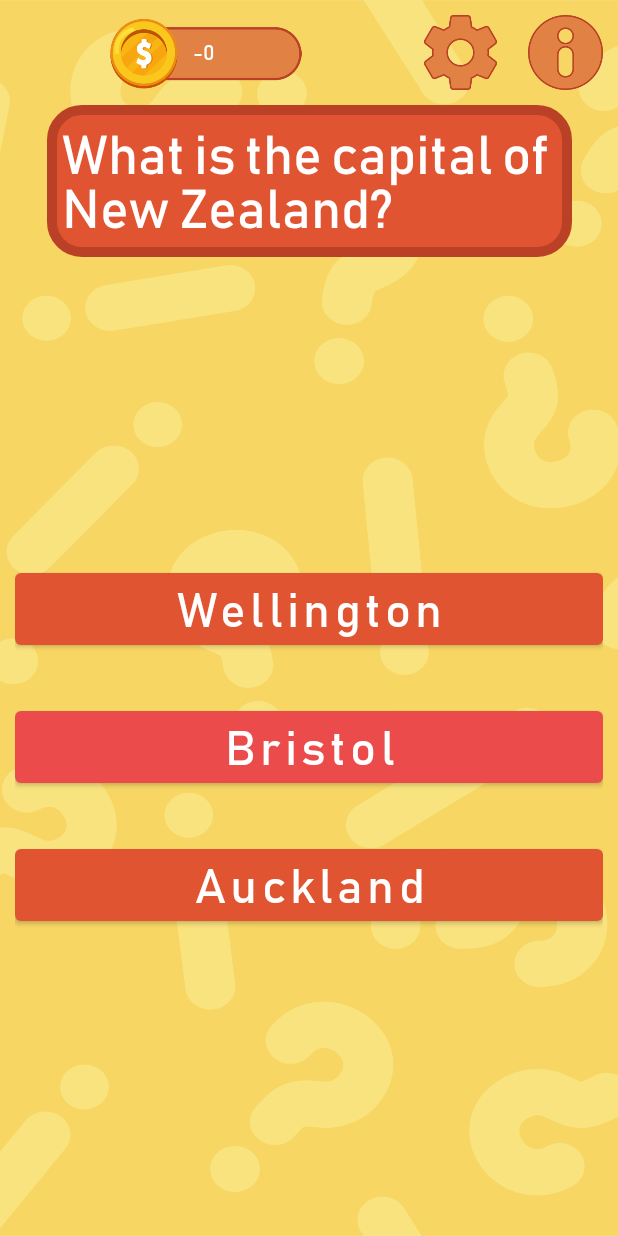
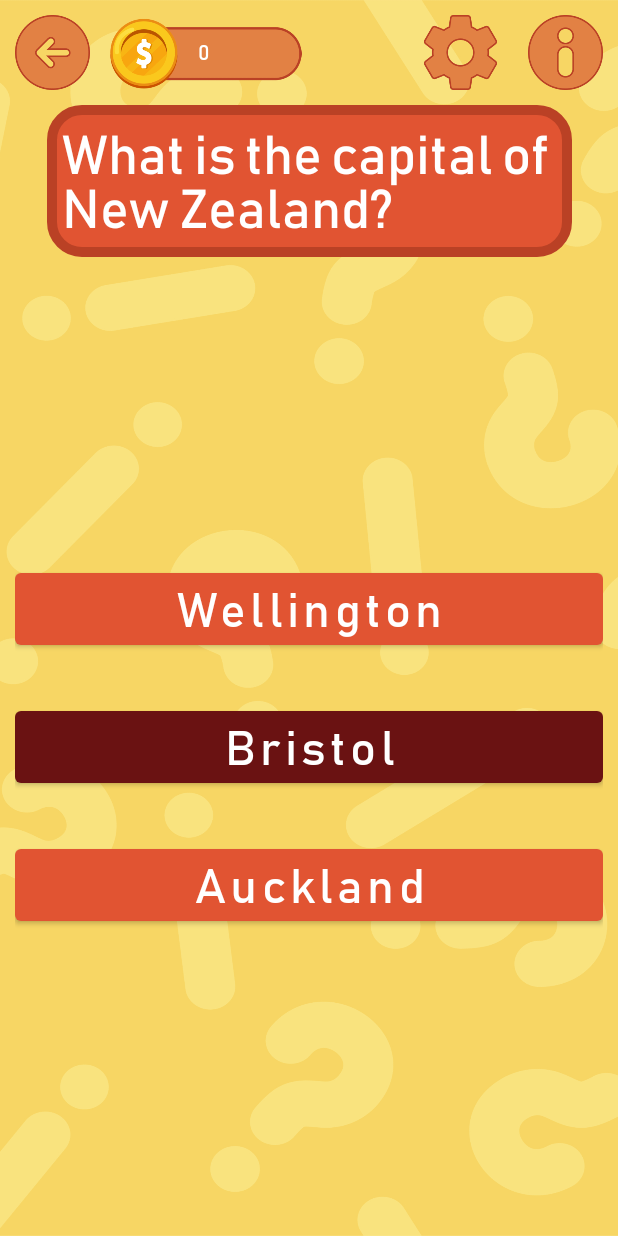
Before and after one commit to Ulianovaaa/FortuneWheel, an Android app: the QuestionFragment screen opened through its navigation route, after a tap on "Bristol", on a phone screen of 412 x 824 dp. Run offline under Robolectric (Android 15) with nearby library versions, the phone set to English and light mode, and no system bars.

Commit message:
подправила: после ответа кнопки жать нельзя, красный стал темнее, после ответа можно вернуться к колесу

```diff
--- a/app/src/main/java/com/izzzya/fortunewheel/QuestionFragment.kt
+++ b/app/src/main/java/com/izzzya/fortunewheel/QuestionFragment.kt
@@ -5,6 +5,7 @@ import android.graphics.drawable.AnimatedImageDrawable
 import android.graphics.drawable.Drawable
 import android.media.MediaPlayer
 import android.os.Bundle
+import android.util.Log
 import androidx.fragment.app.Fragment
 import android.view.LayoutInflater
 import android.view.TextureView
@@ -16,11 +17,12 @@ import android.widget.TextView
 import android.widget.Toast
 import androidx.fragment.app.findFragment
 import androidx.navigation.fragment.findNavController
+import kotlinx.coroutines.delay
 import kotlin.random.Random
 
 
 class QuestionFragment : Fragment() {
-
+private var answered = false
 
     override fun onCreate(savedInstanceState: Bundle?) {
         super.onCreate(savedInstanceState)
@@ -57,17 +59,21 @@ class QuestionFragment : Fragment() {
         ans3.text = question.listAnswers[2]
 
         ans1.setOnClickListener(){
+            if (!answered)
             answerCheck(ans1, question)
         }
         ans2.setOnClickListener(){
+            if (!answered)
             answerCheck(ans2, question)
         }
         ans3.setOnClickListener(){
+            if (!answered)
             answerCheck(ans3, question)
         }
     }
 
     private fun answerCheck(btn: Button, q: Question) {
+        Log.i("ANS CHECK CUR COINS:", SharedPrefs.getCurCoins().toString())
         val sound = MediaPlayer.create(requireContext(), R.raw.sound)
         sound.setVolume(SharedPrefs.getSVol(), SharedPrefs.getSVol())
         //проверка ответа
@@ -76,6 +82,10 @@ class QuestionFragment : Fragment() {
             btn.setBackgroundColor(getResources().getColor(R.color.green))
             //Toast.makeText(context, "Верно", Toast.LENGTH_SHORT).show()
             sound.start()
+            Log.i("ANS RIGHT CUR COINS:", SharedPrefs.getCurCoins().toString())
+            val earned = SharedPrefs.getCurCoins()
+            SharedPrefs.setCoins(earned)
+            Log.i("ANS RIGHT COINS:", SharedPrefs.getCoins().toString())
             requireActivity().findViewById<TextView>(R.id.moneyTV).text = SharedPrefs.getCoins().toString()
             val imgView: ImageView = view!!.findViewById(R.id.gifIV)
             imgView.visibility = View.VISIBLE
@@ -88,11 +98,17 @@ class QuestionFragment : Fragment() {
                 }
             }.start()
         } else{
+            Log.i("ANS WRONG CUR COINS:", SharedPrefs.getCurCoins().toString())
+            Log.i("ANS WRONG  COINS:", SharedPrefs.getCoins().toString())
             btn.setBackgroundColor(getResources().getColor(R.color.red))
             //Toast.makeText(context, "Неверно", Toast.LENGTH_SHORT).show()
-            requireActivity().findViewById<TextView>(R.id.moneyTV).text = "-${SharedPrefs.getCoins()}"
+            requireActivity().findViewById<TextView>(R.id.moneyTV).text = SharedPrefs.getCoins().toString()
 
         }
+        SharedPrefs.setCurCoins(0)
+        answered = true
+        requireActivity().findViewById<ImageView>(R.id.backBtn).visibility = View.VISIBLE
+        //findNavController().navigate(R.id.action_global_wheelFragment)
 
     }
 }
--- a/app/src/main/java/com/izzzya/fortunewheel/SharedPrefs.kt
+++ b/app/src/main/java/com/izzzya/fortunewheel/SharedPrefs.kt
@@ -11,10 +11,11 @@ class SharedPrefs(context: Context) {
     }
     companion object {
         private var sharedPref: SharedPreferences? = null
-        const val PREFERENCES = "prefs"
-        const val MUSIC_VOL: Float = 1F
-        const val SOUND_VOL: Float = 1F
-        const val COINS: Int = 0
+        private const val PREFERENCES = "prefs"
+        private const val MUSIC_VOL: Float = 1F
+        private const val SOUND_VOL: Float = 1F
+        private const val COINS: Int = 0
+        private const val CURRENT_COINS: Int = 0
 
         fun getMVol(): Float{
             return sharedPref?.getFloat("MUSIC_VOL", 1F)!!
@@ -42,8 +43,20 @@ class SharedPrefs(context: Context) {
         }
 
         fun setCoins(c: Int){
+            val newCoins = getCoins() + c
             sharedPref?.edit()
-                ?.putInt("COINS", c)
+                ?.putInt("COINS", newCoins)
+                ?.apply()
+        }
+
+        fun getCurCoins(): Int{
+            return sharedPref?.getInt("CURRENT_COINS", 0)!!
+        }
+
+        fun setCurCoins(c: Int){
+            val newCoins = getCoins() + c
+            sharedPref?.edit()
+                ?.putInt("CURRENT_COINS", newCoins)
                 ?.apply()
         }
 
--- a/app/src/main/java/com/izzzya/fortunewheel/WheelFragment.kt
+++ b/app/src/main/java/com/izzzya/fortunewheel/WheelFragment.kt
@@ -2,6 +2,7 @@ package com.izzzya.fortunewheel
 
 import android.animation.Animator.AnimatorListener
 import android.os.Bundle
+import android.util.Log
 import androidx.fragment.app.Fragment
 import android.view.LayoutInflater
 import android.view.View
@@ -62,7 +63,8 @@ class WheelFragment : Fragment() {
 
                 override fun onAnimationEnd(p0: Animation?) {
                     val earnedCoins = sectors[sectors.size-(rndSectorIndex+1)]
-                    SharedPrefs.setCoins(earnedCoins)
+                    SharedPrefs.setCurCoins(earnedCoins)
+                    Log.i("WHEEL / CUR COINS", SharedPrefs.getCurCoins().toString() )
                     //Toast.makeText(requireContext(), earnedCoins.toString(), Toast.LENGTH_SHORT).show()
                     spinning = false
                     findNavController().navigate(R.id.action_global_questionFragment)
--- a/app/src/main/res/values/colors.xml
+++ b/app/src/main/res/values/colors.xml
@@ -6,6 +6,6 @@
     <color name="yellow">#FFE767</color>
     <color name="black">#FF000000</color>
     <color name="white">#FFFFFFFF</color>
-    <color name="red">#EC4B4B</color>
+    <color name="red">#6A1212</color>
     <color name="green">#73D84F</color>
 </resources>
```
